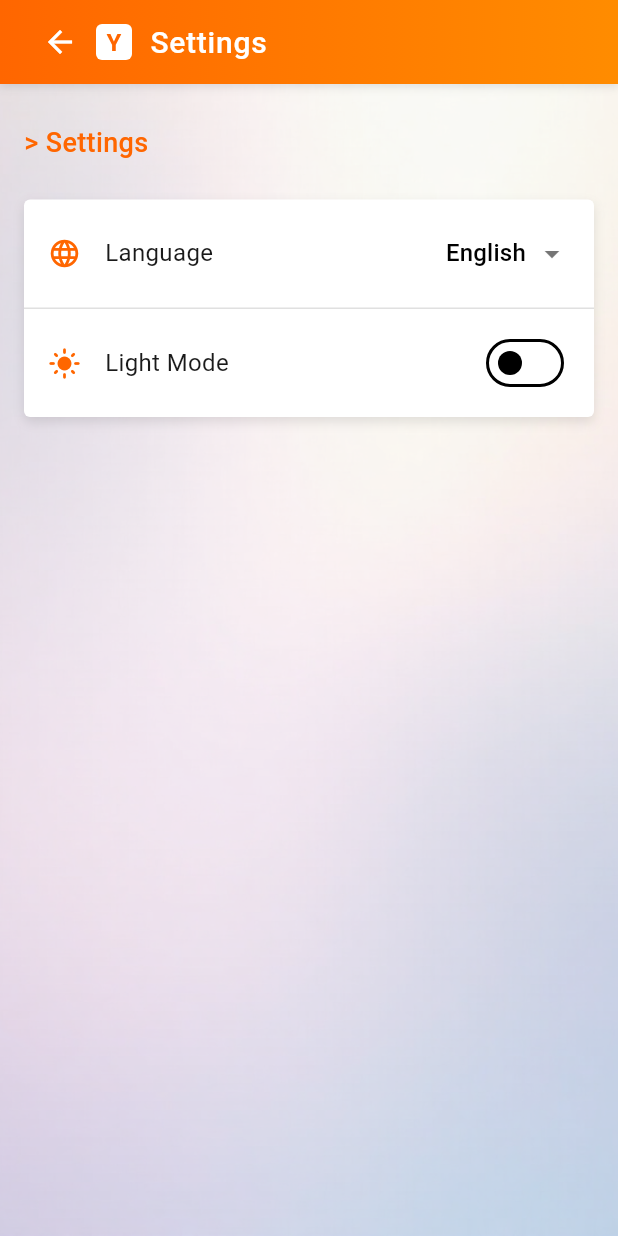
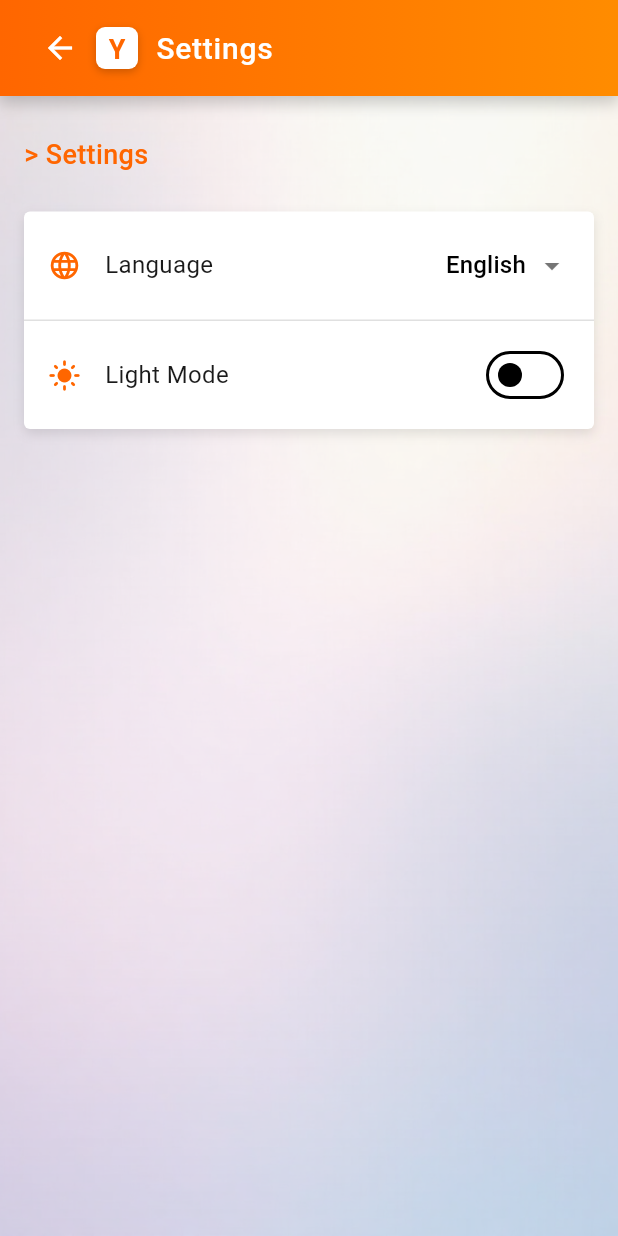
Before and after one commit to zym9863/hacker_news, a Flutter app: the screen it shows after launch, after a tap on the "settings" icon, on a phone screen of 412 x 824 dp. Run offline on Flutter 3.47's test engine with Material 3 defaults, Android fonts, the phone set to English and light mode, and no system bars; our stand-ins replace pull_to_refresh, shared_preferences, timeago; missing offline and left inert: translator; network calls fail; Roboto replaces fonts that are missing (Fira Code, IBM Plex Sans, Roboto Mono).

Commit message:
Enhanced visual design with improved cards, shadows, and gradients
Co-authored-by: zym9863 <181298915+zym9863@users.noreply.github.com>

```diff
--- a/lib/theme/app_theme.dart
+++ b/lib/theme/app_theme.dart
@@ -34,28 +34,42 @@ class AppTheme {
   // 动画曲线
   static const Curve standardCurve = Curves.easeInOutQuad;
 
-  // 卡片样式
+  // 卡片样式 - 增强的阴影和圆角
   static final BoxDecoration cardDecoration = BoxDecoration(
     color: Colors.white,
-    borderRadius: BorderRadius.circular(4),
+    borderRadius: BorderRadius.circular(8),
     boxShadow: [
       BoxShadow(
-        color: Colors.black.withOpacity(0.1),
+        color: Colors.black.withOpacity(0.08),
+        blurRadius: 12,
+        offset: const Offset(0, 4),
+        spreadRadius: 1,
+      ),
+      BoxShadow(
+        color: Colors.black.withOpacity(0.04),
         blurRadius: 6,
-        offset: const Offset(0, 3),
+        offset: const Offset(0, 2),
+        spreadRadius: 0,
       ),
     ],
   );
 
-  // 暗黑模式卡片样式
+  // 暗黑模式卡片样式 - 增强的阴影和发光效果
   static final BoxDecoration darkCardDecoration = BoxDecoration(
     color: darkSurface,
-    borderRadius: BorderRadius.circular(4),
+    borderRadius: BorderRadius.circular(8),
     boxShadow: [
       BoxShadow(
-        color: Colors.black.withOpacity(0.2),
-        blurRadius: 6,
-        offset: const Offset(0, 3),
+        color: Colors.black.withOpacity(0.3),
+        blurRadius: 16,
+        offset: const Offset(0, 6),
+        spreadRadius: 2,
+      ),
+      BoxShadow(
+        color: primaryColor.withOpacity(0.05),
+        blurRadius: 8,
+        offset: const Offset(0, 0),
+        spreadRadius: 0,
       ),
     ],
   );
--- a/lib/widgets/custom_app_bar.dart
+++ b/lib/widgets/custom_app_bar.dart
@@ -21,22 +21,30 @@ class CustomAppBar extends StatelessWidget implements PreferredSizeWidget {
       decoration: BoxDecoration(
         gradient: isDarkMode
             ? const LinearGradient(
-                colors: [Color(0xFF242424), Color(0xFF1A1A1A)],
+                colors: [Color(0xFF2A2A2A), Color(0xFF1A1A1A)],
                 begin: Alignment.topCenter,
                 end: Alignment.bottomCenter,
               )
             : AppTheme.primaryGradient,
         boxShadow: [
           BoxShadow(
-            color: Colors.black.withOpacity(0.1),
-            blurRadius: 4,
-            offset: const Offset(0, 2),
+            color: Colors.black.withOpacity(isDarkMode ? 0.4 : 0.2),
+            blurRadius: 8,
+            offset: const Offset(0, 4),
+            spreadRadius: 1,
           ),
+          if (isDarkMode)
+            BoxShadow(
+              color: AppTheme.primaryColor.withOpacity(0.1),
+              blurRadius: 4,
+              offset: const Offset(0, 0),
+              spreadRadius: 0,
+            ),
         ],
       ),
       child: SafeArea(
         child: Padding(
-          padding: const EdgeInsets.symmetric(horizontal: 16, vertical: 8),
+          padding: const EdgeInsets.symmetric(horizontal: 16, vertical: 12),
           child: Row(
             children: [
               // 返回按钮
@@ -74,18 +82,25 @@ class CustomAppBar extends StatelessWidget implements PreferredSizeWidget {
 
   Widget _buildLogo(bool isDarkMode) {
     return Container(
-      width: 24,
-      height: 24,
+      width: 28,
+      height: 28,
       decoration: BoxDecoration(
         color: Colors.white,
-        borderRadius: BorderRadius.circular(4),
+        borderRadius: BorderRadius.circular(6),
+        boxShadow: [
+          BoxShadow(
+            color: Colors.black.withOpacity(0.2),
+            blurRadius: 4,
+            offset: const Offset(0, 2),
+          ),
+        ],
       ),
       child: Center(
         child: Text(
           'Y',
           style: TextStyle(
             fontFamily: AppTheme.codeFontFamily,
-            fontSize: 16,
+            fontSize: 18,
             fontWeight: FontWeight.bold,
             color: isDarkMode ? AppTheme.darkPrimaryColor : AppTheme.primaryColor,
           ),
@@ -95,5 +110,5 @@ class CustomAppBar extends StatelessWidget implements PreferredSizeWidget {
   }
 
   @override
-  Size get preferredSize => const Size.fromHeight(56);
+  Size get preferredSize => const Size.fromHeight(64);
 }
--- a/lib/widgets/empty_state.dart
+++ b/lib/widgets/empty_state.dart
@@ -89,33 +89,47 @@ class _EmptyStateState extends State<EmptyState> with SingleTickerProviderStateM
                     color: isDarkMode ? AppTheme.darkPrimaryColor : AppTheme.primaryColor,
                   ),
                 const SizedBox(height: 16),
-                // 终端风格消息框
+                // 终端风格消息框 - 增强的视觉设计
                 Container(
-                  padding: const EdgeInsets.all(16),
+                  padding: const EdgeInsets.all(20),
                   decoration: BoxDecoration(
                     color: isDarkMode ? AppTheme.darkSurface : Colors.white,
-                    borderRadius: BorderRadius.circular(4),
+                    borderRadius: BorderRadius.circular(12),
                     border: Border.all(
                       color: isDarkMode ? Colors.white24 : Colors.black12,
                       width: 1,
                     ),
                     boxShadow: [
                       BoxShadow(
-                        color: Colors.black.withOpacity(0.1),
-                        blurRadius: 4,
-                        offset: const Offset(0, 2),
+                        color: Colors.black.withOpacity(isDarkMode ? 0.3 : 0.1),
+                        blurRadius: isDarkMode ? 16 : 8,
+                        offset: const Offset(0, isDarkMode ? 6 : 4),
+                        spreadRadius: isDarkMode ? 2 : 1,
                       ),
+                      if (isDarkMode)
+                        BoxShadow(
+                          color: AppTheme.primaryColor.withOpacity(0.05),
+                          blurRadius: 8,
+                          offset: const Offset(0, 0),
+                          spreadRadius: 0,
+                        ),
                     ],
                   ),
                   child: Column(
                     children: [
-                      // 终端风格标题栏
+                      // 终端风格标题栏 - 增强的视觉设计
                       Container(
-                        padding: const EdgeInsets.symmetric(vertical: 2, horizontal: 6),
-                        margin: const EdgeInsets.only(bottom: 8),
+                        padding: const EdgeInsets.symmetric(vertical: 4, horizontal: 8),
+                        margin: const EdgeInsets.only(bottom: 12),
                         decoration: BoxDecoration(
-                          color: isDarkMode ? Colors.white10 : Colors.black.withOpacity(0.05),
-                          borderRadius: BorderRadius.circular(2),
+                          gradient: LinearGradient(
+                            colors: isDarkMode
+                                ? [Colors.white.withOpacity(0.15), Colors.white.withOpacity(0.05)]
+                                : [Colors.black.withOpacity(0.08), Colors.black.withOpacity(0.03)],
+                            begin: Alignment.centerLeft,
+                            end: Alignment.centerRight,
+                          ),
+                          borderRadius: BorderRadius.circular(6),
                         ),
                         child: Row(
                           mainAxisSize: MainAxisSize.min,
--- a/lib/widgets/loading_animation.dart
+++ b/lib/widgets/loading_animation.dart
@@ -59,30 +59,51 @@ class _LoadingAnimationState extends State<LoadingAnimation> with SingleTickerPr
       child: Column(
         mainAxisAlignment: MainAxisAlignment.center,
         children: [
-          // ASCII动画
+          // ASCII动画 - 增强的视觉设计
           Container(
-            width: 200,
-            height: 120,
-            padding: const EdgeInsets.all(16),
+            width: 220,
+            height: 130,
+            padding: const EdgeInsets.all(20),
             decoration: BoxDecoration(
               color: isDarkMode ? AppTheme.darkSurface : Colors.white,
-              borderRadius: BorderRadius.circular(4),
+              borderRadius: BorderRadius.circular(12),
               border: Border.all(
                 color: isDarkMode ? Colors.white24 : Colors.black12,
                 width: 1,
               ),
+              boxShadow: [
+                BoxShadow(
+                  color: Colors.black.withOpacity(isDarkMode ? 0.3 : 0.1),
+                  blurRadius: isDarkMode ? 16 : 8,
+                  offset: const Offset(0, isDarkMode ? 6 : 4),
+                  spreadRadius: isDarkMode ? 2 : 1,
+                ),
+                if (isDarkMode)
+                  BoxShadow(
+                    color: AppTheme.primaryColor.withOpacity(0.05),
+                    blurRadius: 8,
+                    offset: const Offset(0, 0),
+                    spreadRadius: 0,
+                  ),
+              ],
             ),
             child: Column(
               mainAxisAlignment: MainAxisAlignment.center,
               crossAxisAlignment: CrossAxisAlignment.start,
               children: [
-                // 终端风格标题栏
+                // 终端风格标题栏 - 增强的视觉设计
                 Container(
-                  padding: const EdgeInsets.symmetric(vertical: 2, horizontal: 6),
-                  margin: const EdgeInsets.only(bottom: 8),
+                  padding: const EdgeInsets.symmetric(vertical: 4, horizontal: 8),
+                  margin: const EdgeInsets.only(bottom: 12),
                   decoration: BoxDecoration(
-                    color: isDarkMode ? Colors.white10 : Colors.black.withOpacity(0.05),
-                    borderRadius: BorderRadius.circular(2),
+                    gradient: LinearGradient(
+                      colors: isDarkMode
+                          ? [Colors.white.withOpacity(0.15), Colors.white.withOpacity(0.05)]
+                          : [Colors.black.withOpacity(0.08), Colors.black.withOpacity(0.03)],
+                      begin: Alignment.centerLeft,
+                      end: Alignment.centerRight,
+                    ),
+                    borderRadius: BorderRadius.circular(6),
                   ),
                   child: Row(
                     mainAxisSize: MainAxisSize.min,
```
Also changed, not shown: lib/widgets/story_card.dart (+90 -32 lines).
